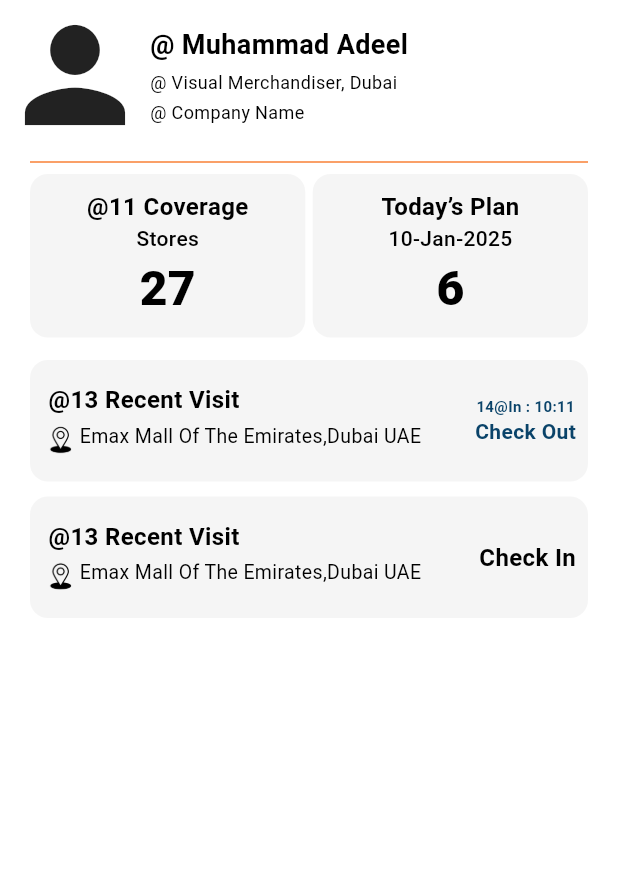
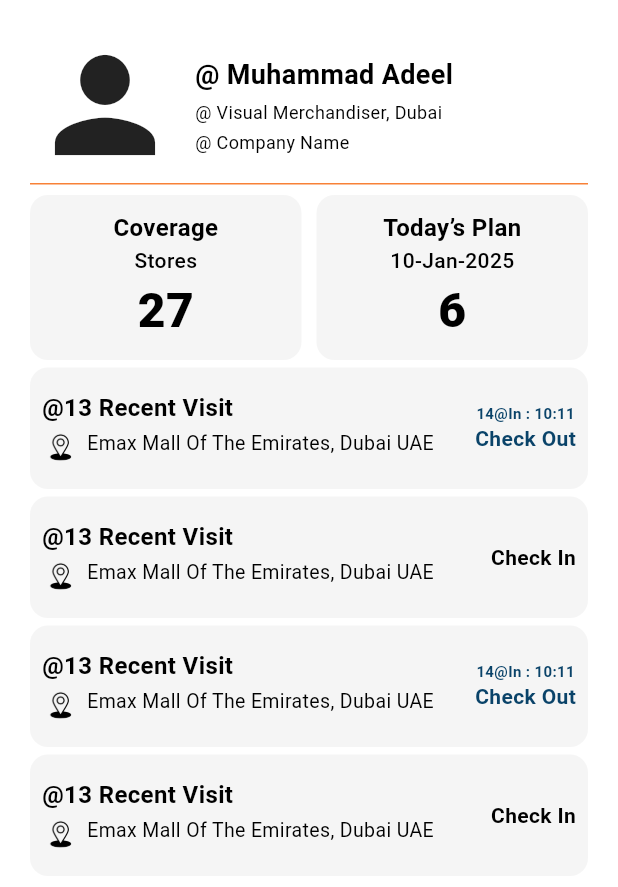
Before and after one commit to RixonSolution/Aleedz, a Flutter app: the HomeView screen opened directly, on a phone screen of 412 x 824 dp. Shown: the top 887 px of the screen. Run offline on Flutter 3.47's test engine with Material 3 defaults, Android fonts, the phone set to English and light mode, and no system bars; our stand-ins replace flutter_riverpod.

Commit message:
UI fixing

```diff
--- /dev/null
+++ b/lib/core/constants/app_text_style.dart
@@ -0,0 +1,22 @@
+import 'package:aleedz/core/constants/app_colors.dart';
+import 'package:flutter/material.dart';
+
+class AppTextStyles {
+  static const TextStyle labelStyle = TextStyle(
+    color: AppColors.blackColor,
+    fontSize: 16,
+    fontWeight: FontWeight.w700,
+  );
+
+  static const TextStyle subLabelStyle = TextStyle(
+    color: AppColors.blackColor,
+    fontSize: 14,
+    fontWeight: FontWeight.w500,
+  );
+
+  static const TextStyle bigTextStyle = TextStyle(
+    color: AppColors.blackColor,
+    fontSize: 32,
+    fontWeight: FontWeight.w800,
+  );
+}
--- a/lib/view/screens/home/home_view.dart
+++ b/lib/view/screens/home/home_view.dart
@@ -1,4 +1,5 @@
 import 'package:aleedz/core/constants/app_colors.dart';
+import 'package:aleedz/core/constants/app_text_style.dart';
 import 'package:aleedz/core/constants/assets/app_icons.dart';
 import 'package:aleedz/routes/navigation_services.dart';
 import 'package:aleedz/view/screens/coverage/coverage_view.dart';
@@ -17,12 +18,21 @@ class HomeView extends ConsumerWidget {
     return SafeArea(
       child: Scaffold(
         backgroundColor: AppColors.whiteColor,
-        body: Column(
+        body: SafeArea(
+          child: SingleChildScrollView(
+            child: Padding(
+              padding: const EdgeInsets.symmetric(
+                horizontal: 20,
+              ), // ⬅ consistent side padding
+              child: Column(
                 crossAxisAlignment: CrossAxisAlignment.start,
                 children: [
+                  // Profile
+                  SizedBox(height: 20),
                   Row(
                     children: [
                       Icon(Icons.person, size: 100),
+                      SizedBox(width: 10), // ⬅ spacing between icon and column
                       Column(
                         crossAxisAlignment: CrossAxisAlignment.start,
                         children: [
@@ -43,7 +53,6 @@ class HomeView extends ConsumerWidget {
                             ),
                           ),
                           SizedBox(height: 3),
-
                           Text(
                             '@ Company Name',
                             style: TextStyle(
@@ -55,19 +64,17 @@ class HomeView extends ConsumerWidget {
                       ),
                     ],
                   ),
-            Padding(
-              padding: const EdgeInsets.symmetric(horizontal: 20),
-              child: Divider(color: AppColors.primary),
-            ),
+                  Divider(color: AppColors.primary, height: 5),
+                  SizedBox(height: 5),
 
-            Container(
-              margin: EdgeInsets.symmetric(horizontal: 20),
-              child: Row(
+                  // Stats
+                  Row(
                     children: [
                       Expanded(
                         child: Container(
+                          height: 110,
                           padding: EdgeInsets.symmetric(
-                        horizontal: 28,
+                            horizontal: 25,
                             vertical: 10,
                           ),
                           decoration: BoxDecoration(
@@ -75,40 +82,24 @@ class HomeView extends ConsumerWidget {
                             borderRadius: BorderRadius.circular(12),
                           ),
                           child: Column(
+                            mainAxisAlignment: MainAxisAlignment.spaceBetween,
                             children: [
-                          Text(
-                            '@11 Coverage',
-                            style: TextStyle(
-                              color: AppColors.blackColor,
-                              fontSize: 16,
-                              fontWeight: FontWeight.w700,
-                            ),
-                          ),
+                              Text('Coverage', style: AppTextStyles.labelStyle),
                               Text(
                                 'Stores',
-                            style: TextStyle(
-                              color: AppColors.blackColor,
-                              fontSize: 14,
-                              fontWeight: FontWeight.w500,
+                                style: AppTextStyles.subLabelStyle,
                               ),
-                          ),
-                          Text(
-                            '27',
-                            style: TextStyle(
-                              color: AppColors.blackColor,
-                              fontSize: 32,
-                              fontWeight: FontWeight.w800,
-                            ),
-                          ),
+                              Text('27', style: AppTextStyles.bigTextStyle),
                             ],
                           ),
                         ),
                       ),
-                  SizedBox(width: 5),
+                      SizedBox(width: 10),
                       Expanded(
                         child: Container(
+                          height: 110,
                           padding: EdgeInsets.symmetric(
-                        horizontal: 28,
+                            horizontal: 25,
                             vertical: 10,
                           ),
                           decoration: BoxDecoration(
@@ -116,42 +107,39 @@ class HomeView extends ConsumerWidget {
                             borderRadius: BorderRadius.circular(12),
                           ),
                           child: Column(
+                            mainAxisAlignment: MainAxisAlignment.spaceBetween,
                             children: [
                               Text(
                                 'Today’s Plan',
-                            style: TextStyle(
-                              color: AppColors.blackColor,
-                              fontSize: 16,
-                              fontWeight: FontWeight.w700,
-                            ),
+                                style: AppTextStyles.labelStyle,
                               ),
                               Text(
                                 '10-Jan-2025',
-                            style: TextStyle(
-                              color: AppColors.blackColor,
-                              fontSize: 14,
-                              fontWeight: FontWeight.w500,
+                                style: AppTextStyles.subLabelStyle,
                               ),
-                          ),
-                          Text(
-                            '6',
-                            style: TextStyle(
-                              color: AppColors.blackColor,
-                              fontSize: 32,
-                              fontWeight: FontWeight.w800,
-                            ),
-                          ),
+                              Text('6', style: AppTextStyles.bigTextStyle),
                             ],
                           ),
                         ),
                       ),
                     ],
                   ),
+
+                  // Coverage Data
+                  SizedBox(height: 5),
+                  ListView.builder(
+                    itemCount: 4,
+                    shrinkWrap: true,
+                    physics: NeverScrollableScrollPhysics(),
+                    itemBuilder: (context, index) {
+                      bool isEven = index % 2 == 0;
+
+                      return Container(
+                        padding: EdgeInsets.symmetric(
+                          horizontal: 8,
+                          vertical: 15,
                         ),
-            SizedBox(height: 10),
-            Container(
-              padding: EdgeInsets.symmetric(horizontal: 8, vertical: 15),
-              margin: EdgeInsets.symmetric(horizontal: 20, vertical: 5),
+                        margin: EdgeInsets.only(bottom: 5),
                         decoration: BoxDecoration(
                           color: Colors.grey.shade100,
                           borderRadius: BorderRadius.circular(12),
@@ -163,7 +151,7 @@ class HomeView extends ConsumerWidget {
                                 crossAxisAlignment: CrossAxisAlignment.start,
                                 children: [
                                   Text(
-                          ' @13 Recent Visit',
+                                    '@13 Recent Visit',
                                     style: TextStyle(
                                       color: AppColors.blackColor,
                                       fontSize: 16,
@@ -172,18 +160,24 @@ class HomeView extends ConsumerWidget {
                                   ),
                                   SizedBox(height: 3),
                                   Row(
-                          crossAxisAlignment: CrossAxisAlignment.start,
+                                    crossAxisAlignment:
+                                        CrossAxisAlignment.start,
                                     children: [
                                       Image.asset(
                                         AppIcons.locationIcon,
                                         height: 25,
                                         width: 25,
                                       ),
-                            Text(
-                              'Emax Mall Of The Emirates,Dubai UAE',
+                                      SizedBox(width: 5),
+                                      Expanded(
+                                        child: Text(
+                                          'Emax Mall Of The Emirates, Dubai UAE',
                                           style: TextStyle(
                                             color: AppColors.blackColor,
                                             fontSize: 13,
+                                          ),
+                                          maxLines: 2,
+                                          overflow: TextOverflow.ellipsis,
                                         ),
                                       ),
                                     ],
@@ -195,6 +189,7 @@ class HomeView extends ConsumerWidget {
                               onTap: () {},
                               child: Column(
                                 children: [
+                                  if (isEven)
                                     Text(
                                       '14@In : 10:11',
                                       style: TextStyle(
@@ -204,9 +199,12 @@ class HomeView extends ConsumerWidget {
                                       ),
                                     ),
                                   Text(
-                          'Check Out',
+                                    isEven ? 'Check Out' : 'Check In',
                                     style: TextStyle(
-                            color: AppColors.secondary,
+                                      color:
+                                          isEven
+                                              ? AppColors.secondary
+                                              : AppColors.blackColor,
                                       fontSize: 14,
                                       fontWeight: FontWeight.bold,
                                     ),
@@ -216,69 +214,14 @@ class HomeView extends ConsumerWidget {
                             ),
                           ],
                         ),
+                      );
+                    },
                   ),
-
-            Container(
-              padding: EdgeInsets.symmetric(horizontal: 8, vertical: 15),
-              margin: EdgeInsets.symmetric(horizontal: 20, vertical: 5),
-              decoration: BoxDecoration(
-                color: Colors.grey.shade100,
-                borderRadius: BorderRadius.circular(12),
-              ),
-              child: Row(
-                children: [
-                  Expanded(
-                    child: Column(
-                      crossAxisAlignment: CrossAxisAlignment.start,
-                      children: [
-                        Text(
-                          ' @13 Recent Visit',
-                          style: TextStyle(
-                            color: AppColors.blackColor,
-                            fontSize: 16,
-                            fontWeight: FontWeight.w600,
-                          ),
-                        ),
-                        SizedBox(height: 3),
-                        Row(
-                          crossAxisAlignment: CrossAxisAlignment.start,
-                          children: [
-                            Image.asset(
-                              AppIcons.locationIcon,
-                              height: 25,
-                              width: 25,
-                            ),
-                            Text(
-                              'Emax Mall Of The Emirates,Dubai UAE',
-                              style: TextStyle(
-                                color: AppColors.blackColor,
-                                fontSize: 13,
-                              ),
-                            ),
-                          ],
-                        ),
+                  SizedBox(height: 20), // Bottom padding
                 ],
               ),
             ),
-                  InkWell(
-                    onTap: () {},
-                    child: Column(
-                      children: [
-                        Text(
-                          'Check In',
-                          style: TextStyle(
-                            color: AppColors.blackColor,
-                            fontSize: 16,
-                            fontWeight: FontWeight.bold,
           ),
-                        ),
-                      ],
-                    ),
-                  ),
-                ],
-              ),
-            ),
-          ],
         ),
       ),
     );
```
Lines whose indentation alone changed are shown as unchanged.
